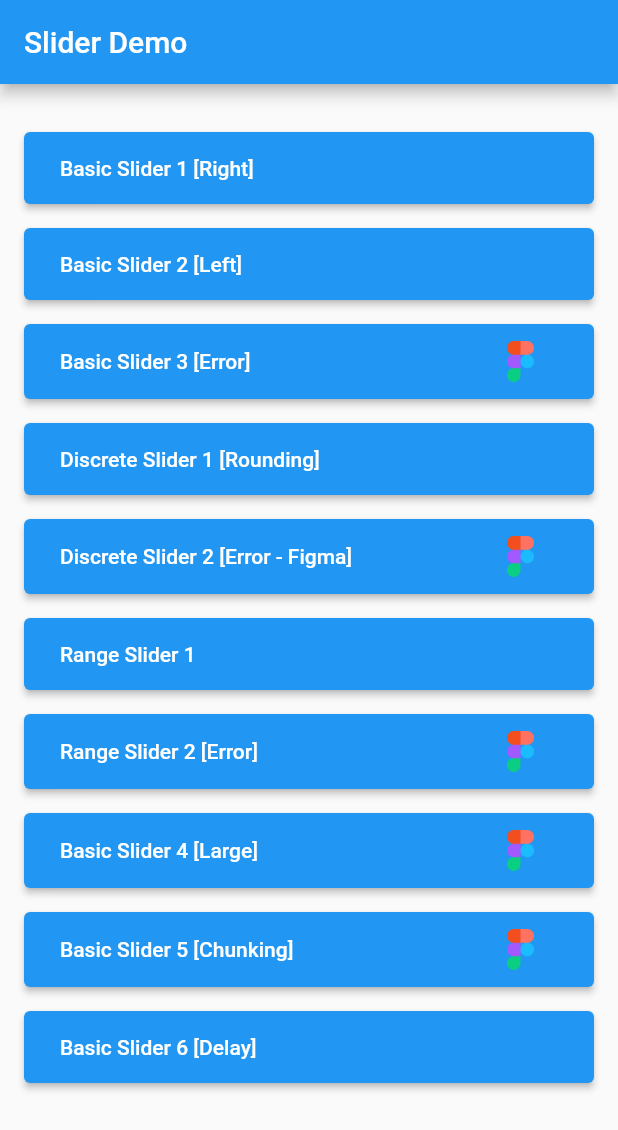
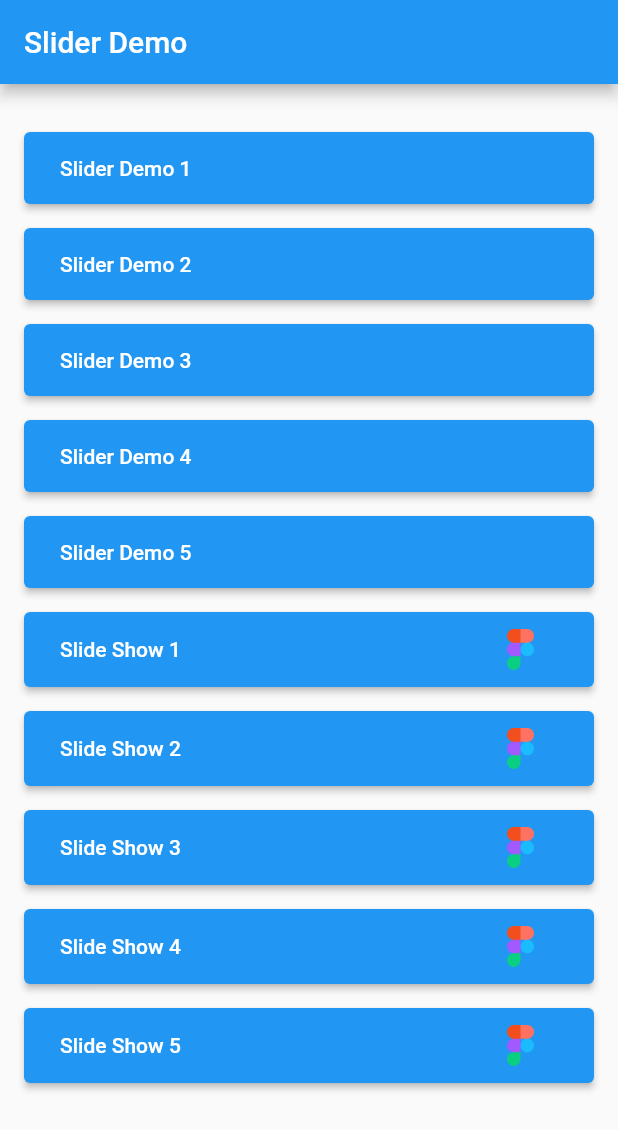
Before and after one commit to sladecapasso/flutter_slider_demo, a Flutter app: the screen it shows after launch, on a phone screen of 412 x 824 dp. Shown: the top 1130 px of the screen. Run offline on Flutter 3.47's test engine with Material 2 defaults, Android fonts, the phone set to English and light mode, and no system bars; our stand-ins replace url_launcher_web.

Commit message:
Updated names of demos per research feedback

```diff
--- a/lib/main.dart
+++ b/lib/main.dart
@@ -17,45 +17,55 @@ class SliderDemo extends StatelessWidget {
           padding: const EdgeInsets.all(16),
           child: ListView(
             children: <Widget>[
+              //Basic Slider 1 [Right]
               _DemoLink(
-                text:'Basic Slider 1 [Right]',
+                text:'Slider Demo 1',
                 demo: Slider1(),
               ),
+              //Basic Slider 2 [Left]
               _DemoLink(
-                text: 'Basic Slider 2 [Left]',
+                text: 'Slider Demo 2',
                 demo: Slider2(),
               ),
+              // Discrete Slider 1 [Rounding]
+              _DemoLink(
+                text: 'Slider Demo 3',
+                demo: DiscreteSlider1(),
+              ),
+              // Range Slider 1
+              _DemoLink(
+                text: 'Slider Demo 4',
+                demo: RangeSlider1(),
+              ),
+              // Basic Slider 6 [Delay]
+              _DemoLink(
+                text: 'Slider Demo 5',
+                demo: Slider6(),
+              ),
+              // Basic Slider 3 [Error]
               _FigmaLink(
-                text: 'Basic Slider 3 [Error]',
+                text: 'Slide Show 1',
                 urlLaunch: 'https://www.figma.com/proto/gOBx7XCSgdeiNzpoCwjmyz/Slider-Text-Field-Prototype?node-id=31%3A2&viewport=-481%2C7101%2C1.0553679466247559&scaling=contain',
               ),
-              _DemoLink(
-                text: 'Discrete Slider 1 [Rounding]',
-                demo: DiscreteSlider1(),
-              ),
+              // Discrete Slider 2 [Error - Figma]
               _FigmaLink(
-                text: 'Discrete Slider 2 [Error - Figma]',
+                text: 'Slide Show 2',
                 urlLaunch: 'https://www.figma.com/proto/gOBx7XCSgdeiNzpoCwjmyz/Slider-Text-Field-Prototype?node-id=59%3A5&viewport=466%2C556%2C0.125&scaling=contain',
               ),
-              _DemoLink(
-                text: 'Range Slider 1',
-                demo: RangeSlider1(),
-              ),
+              //Range Slider 2 [Error]
               _FigmaLink(
-                text: 'Range Slider 2 [Error]',
+                text: 'Slide Show 3',
                 urlLaunch: 'https://www.figma.com/proto/gOBx7XCSgdeiNzpoCwjmyz/Slider-Text-Field-Prototype?node-id=36%3A260&viewport=1247%2C629%2C0.21958981454372406&scaling=contain',
               ),
+              // Basic Slider 4 [Large]
               _FigmaLink(
-                text: 'Basic Slider 4 [Large]',
+                text: 'Slide Show 4',
                 urlLaunch: 'https://www.figma.com/proto/gOBx7XCSgdeiNzpoCwjmyz/Slider-Text-Field-Prototype?node-id=42%3A0&viewport=-139%2C536%2C0.5821874737739563&scaling=contain',
               ),
+              // Basic Slider 5 [Chunking]
               _FigmaLink(
-                text: 'Basic Slider 5 [Chunking]',
+                text: 'Slide Show 5',
                 urlLaunch: 'https://www.figma.com/proto/gOBx7XCSgdeiNzpoCwjmyz/Slider-Text-Field-Prototype?node-id=51%3A421&viewport=496%2C432%2C0.107962965965271&scaling=contain',
-              ),
-              _DemoLink(
-                text: 'Basic Slider 6 [Delay]',
-                demo: Slider6(),
               ),
             ],
           ),
@@ -78,7 +88,7 @@ class _Slider1State extends State<Slider1> {
   Widget build(BuildContext context) {
     return Scaffold(
       appBar: AppBar(
-        title: Text('Basic Slider 1 [Right]'),
+        title: Text('Slider Demo 1'),
       ),
       body: Padding(
         padding: const EdgeInsets.all(32),
@@ -127,7 +137,7 @@ class _Slider2State extends State<Slider2> {
   Widget build(BuildContext context) {
     return Scaffold(
       appBar: AppBar(
-        title: Text('Basic Slider 2 [Left]'),
+        title: Text('Slider Demo 2'),
       ),
       body: Padding(
         padding: const EdgeInsets.all(32),
@@ -176,7 +186,7 @@ class _DiscreteSlider1State extends State<DiscreteSlider1> {
   Widget build(BuildContext context) {
     return Scaffold(
       appBar: AppBar(
-        title: Text('Discrete Slider 1 [Rounding]'),
+        title: Text('Slider Demo 3'),
       ),
       body: Padding(
         padding: const EdgeInsets.all(32),
@@ -235,7 +245,7 @@ class _RangeSlider1State extends State<RangeSlider1> {
   Widget build(BuildContext context) {
     return Scaffold(
       appBar: AppBar(
-        title: Text('Range Slider 1'),
+        title: Text('Slider Demo 4'),
       ),
       body: Padding(
         padding: const EdgeInsets.all(32),
@@ -321,7 +331,7 @@ class _Slider6State extends State<Slider6> {
   Widget build(BuildContext context) {
     return Scaffold(
       appBar: AppBar(
-        title: Text('Basic Slider 6 [Delay]'),
+        title: Text('Slider Demo 5'),
       ),
       body: Padding(
         padding: const EdgeInsets.all(32),
@@ -343,6 +353,7 @@ class _Slider6State extends State<Slider6> {
                 ),
                 SizedBox(
                   child: SliderTextField(
+                    textChangeTimeout: const Duration(milliseconds: 500),
                     onChanged: (double value){
                       setState(() {
                         _continuousValue1 = value;
@@ -370,7 +381,7 @@ class _Slider6State extends State<Slider6> {
                 ),
                 SizedBox(
                   child: SliderTextField(
-                    textChangeTimeout: const Duration(seconds:4),
+                    textChangeTimeout: const Duration(milliseconds:1000),
                     onChanged: (double value){
                       setState(() {
                         _continuousValue2 = value;
@@ -398,7 +409,7 @@ class _Slider6State extends State<Slider6> {
                 ),
                 SizedBox(
                   child: SliderTextField(
-                    textChangeTimeout: const Duration(seconds:8),
+                    textChangeTimeout: const Duration(milliseconds:2000),
                     onChanged: (double value){
                       setState(() {
                         _continuousValue3 = value;
@@ -426,7 +437,7 @@ class _Slider6State extends State<Slider6> {
                 ),
                 SizedBox(
                   child: SliderTextField(
-                    textChangeTimeout: const Duration(seconds:10),
+                    textChangeTimeout: const Duration(milliseconds:3000),
                     onChanged: (double value){
                       setState(() {
                         _continuousValue4 = value;
```
Also changed, not shown: 2 other files.
